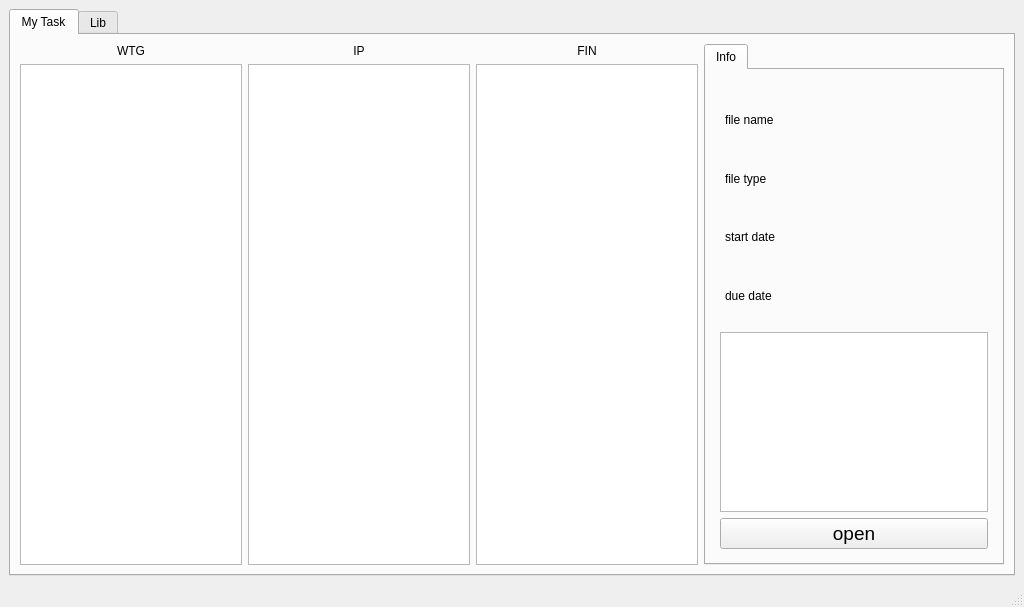
This is loadUI/load.ui in AhriKwon/Viper_Pipeline as Qt 5 draws it before an edit. The edited form follows.
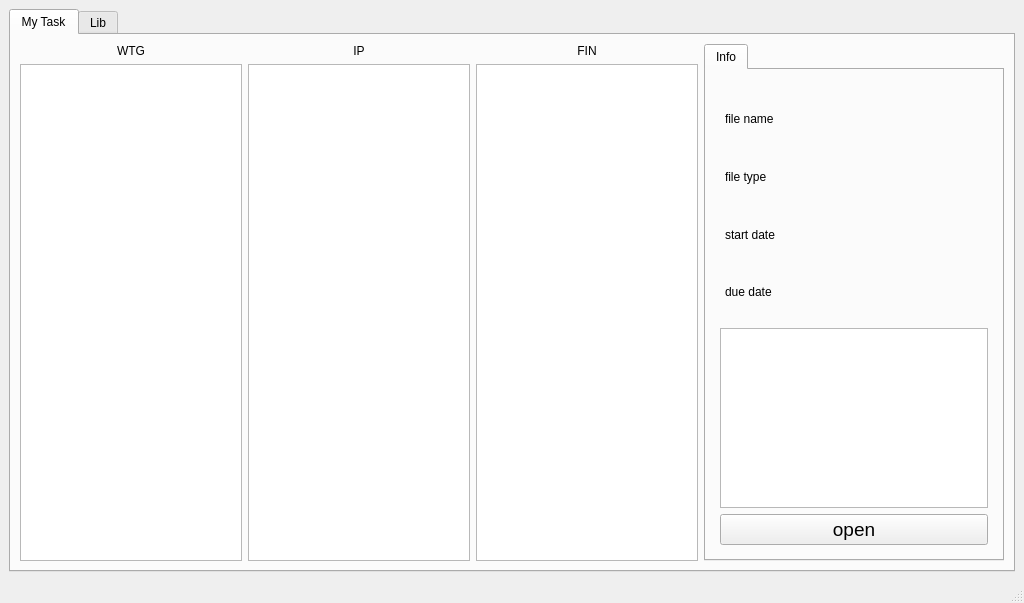
This is the edited form. The open tabs and pages were chosen to show the change.

```diff
--- a/loadUI/load.ui
+++ b/loadUI/load.ui
@@ -7,7 +7,7 @@
     <x>0</x>
     <y>0</y>
     <width>1024</width>
-    <height>607</height>
+    <height>603</height>
    </rect>
   </property>
   <property name="windowTitle">
```
Left out of the diff: 4 changed lines with no effect on the pictures.
